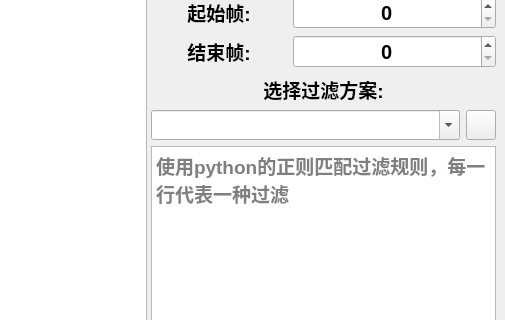
Old version of the form ui/mainwidget.ui in the repository lamborghini1993/FileCompare; both pictures show x 902 to 1407 and y 85 to 405 of the 1407 by 826 pixel window.
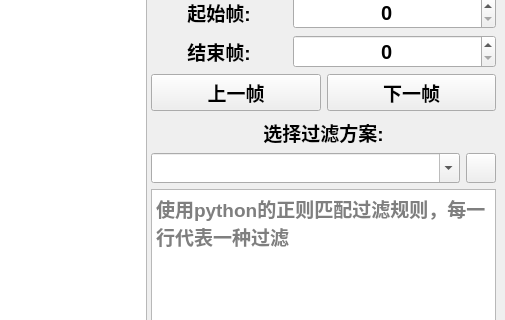
New version of the form. Icons and pictures are not drawn. Custom widgets are drawn as their Qt base class.

Commit message: 添加上一帧、下一帧对比

```diff
--- a/ui/mainwidget.ui
+++ b/ui/mainwidget.ui
@@ -354,6 +354,24 @@
           </item>
          </layout>
         </item>
+        <item>
+         <layout class="QHBoxLayout" name="horizontalLayout_4" stretch="0,0">
+          <item>
+           <widget class="QPushButton" name="previous_frame">
+            <property name="text">
+             <string>上一帧</string>
+            </property>
+           </widget>
+          </item>
+          <item>
+           <widget class="QPushButton" name="next_frame">
+            <property name="text">
+             <string>下一帧</string>
+            </property>
+           </widget>
+          </item>
+         </layout>
+        </item>
         <item>
          <layout class="QHBoxLayout" name="horizontalLayout_2" stretch="2">
           <item>
```
The commit also changes 2 other files.
